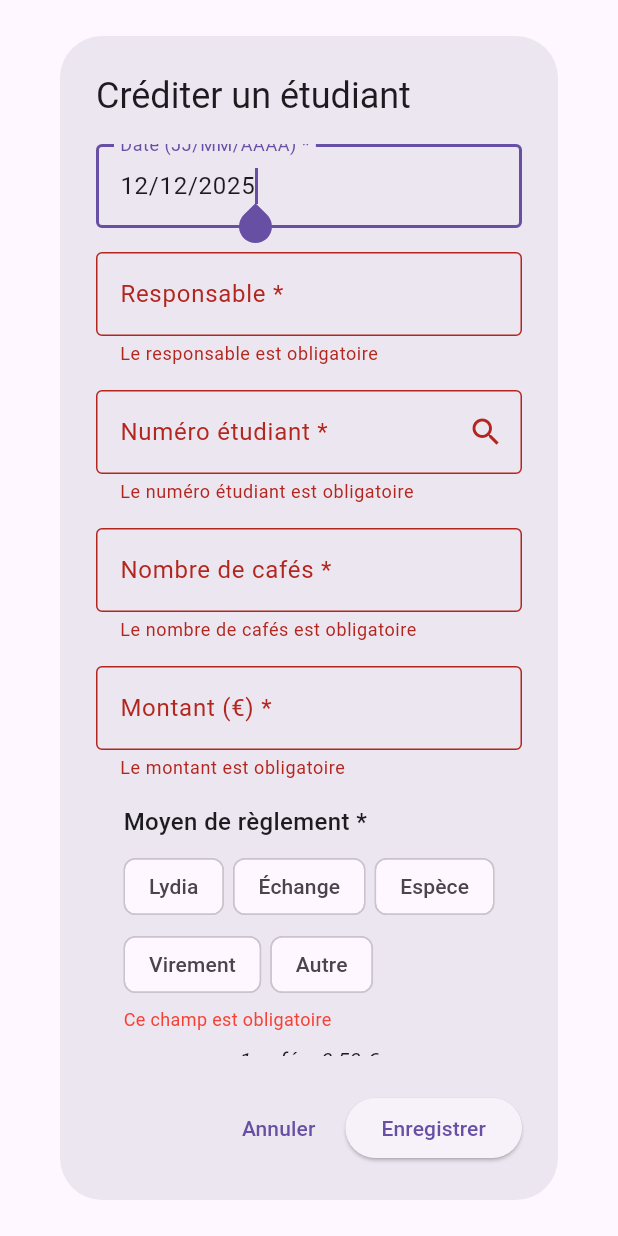
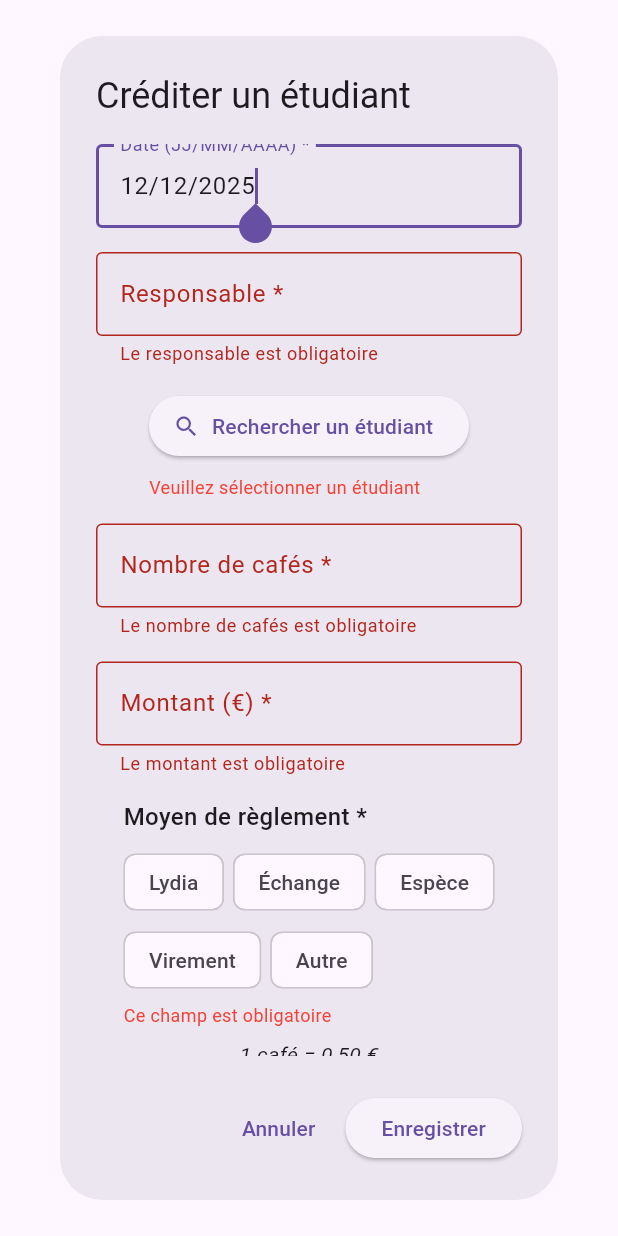
Before and after one commit to Loris2p/cafe_bda, a Flutter app: the CreditForm widget shown alone on an empty page, opened directly with empty values, after a tap on "Enregistrer", on a phone screen of 412 x 824 dp. Run offline on Flutter 3.47's test engine with Material 3 defaults, Android fonts, the phone set to English and light mode, and no system bars; our stand-ins replace connectivity_plus, flutter_dotenv, google_sign_in, googleapis_auth, shared_preferences; missing offline and left inert: googleapis; accounts and stored records are empty.

Commit message:
recherche v2

```diff
--- a/lib/widgets/credit_form.dart
+++ b/lib/widgets/credit_form.dart
@@ -1,3 +1,4 @@
+import 'package:cafe_bda/widgets/student_search_dialog.dart';
 import 'package:flutter/material.dart';
 import 'package:flutter/services.dart';
 
@@ -20,14 +21,12 @@ class CreditForm extends StatefulWidget {
 class _CreditFormState extends State<CreditForm> {
   final _formKey = GlobalKey<FormState>();
   final _dateFocusNode = FocusNode();
-  final TextEditingController _studentIdController = TextEditingController();
   final TextEditingController _dateController = TextEditingController();
   final TextEditingController _responsibleController = TextEditingController();
   final TextEditingController _coffeeCountController = TextEditingController();
   final TextEditingController _amountController = TextEditingController();
   final TextEditingController _otherPaymentController = TextEditingController();
 
-  String _selectedStudentId = '';
   Map<String, dynamic> _selectedStudent = {};
   final double _coffeePrice = 0.50;
   final List<String> _paymentMethods = [
@@ -53,34 +52,12 @@ class _CreditFormState extends State<CreditForm> {
   @override
   void dispose() {
     _dateFocusNode.dispose();
-    _studentIdController.dispose();
     _dateController.dispose();
     _responsibleController.dispose();
     _coffeeCountController.dispose();
     _amountController.dispose();
     _otherPaymentController.dispose();
     super.dispose();
-  }
-
-  void _findStudent(String studentId) {
-    if (widget.studentsData.isEmpty || widget.studentsData.length < 2) return;
-    final student = widget.studentsData
-        .skip(1)
-        .firstWhere(
-          (row) => row.length > 2 && row[2]?.toString() == studentId,
-          orElse: () => [],
-        );
-    setState(() {
-      _selectedStudentId = student.isNotEmpty ? studentId : '';
-      _selectedStudent = student.isNotEmpty
-          ? {
-              'Numéro étudiant': student[2],
-              'Nom': student[0],
-              'Prenom': student[1],
-              'Classe + Groupe': student[3],
-            }
-          : {};
-    });
   }
 
   void _calculateAmountFromCoffee() {
@@ -114,8 +91,35 @@ class _CreditFormState extends State<CreditForm> {
     });
   }
 
+  Future<void> _openStudentSearch() async {
+    final student = await showDialog<List<dynamic>>(
+      context: context,
+      builder: (context) =>
+          StudentSearchDialog(students: widget.studentsData),
+    );
+
+    if (student != null) {
+      setState(() {
+        _selectedStudent = {
+          'Numéro étudiant': student[2],
+          'Nom': student[0],
+          'Prenom': student[1],
+          'Classe + Groupe': student[3],
+        };
+      });
+    }
+  }
+
   void _submitForm() {
     if (!_formKey.currentState!.validate()) return;
+    if (_selectedStudent.isEmpty) {
+      ScaffoldMessenger.of(context).showSnackBar(
+        const SnackBar(
+          content: Text('Veuillez sélectionner un étudiant'),
+        ),
+      );
+      return;
+    }
     if (_selectedPaymentMethod == null) {
       ScaffoldMessenger.of(context).showSnackBar(
         const SnackBar(
@@ -142,7 +146,7 @@ class _CreditFormState extends State<CreditForm> {
       final formData = {
         'Date': _dateController.text,
         'Responsable': _responsibleController.text,
-        'Numéro étudiant': _selectedStudentId,
+        'Numéro étudiant': _selectedStudent['Numéro étudiant'],
         'Nom': _selectedStudent['Nom'] ?? '',
         'Prenom': _selectedStudent['Prenom'] ?? '',
         'Classe + Groupe': _selectedStudent['Classe + Groupe'] ?? '',
@@ -219,37 +223,39 @@ class _CreditFormState extends State<CreditForm> {
                 },
               ),
               const SizedBox(height: 16),
-              // Numéro étudiant
-              TextFormField(
-                controller: _studentIdController,
-                decoration: InputDecoration(
-                  labelText: 'Numéro étudiant *',
-                  hintText: 'Ex: 123456',
-                  border: const OutlineInputBorder(),
-                  suffixIcon: IconButton(
-                    icon: const Icon(Icons.search),
-                    onPressed: () => _findStudent(_studentIdController.text),
-                  ),
-                ),
-                keyboardType: TextInputType.number,
-                inputFormatters: [FilteringTextInputFormatter.digitsOnly],
-                onChanged: (value) {
-                  if (_selectedStudentId != value) {
-                    setState(() => _selectedStudent = {});
-                  }
-                },
-                onEditingComplete: () =>
-                    _findStudent(_studentIdController.text),
+
+              // Student search
+              FormField<Map<String, dynamic>>(
                 validator: (value) {
                   if (value == null || value.isEmpty) {
-                    return 'Le numéro étudiant est obligatoire';
-                  }
-                  if (_selectedStudent.isEmpty) {
-                    return 'Étudiant non trouvé';
+                    return 'Veuillez sélectionner un étudiant';
                   }
                   return null;
                 },
+                builder: (FormFieldState<Map<String, dynamic>> state) {
+                  return Column(
+                    crossAxisAlignment: CrossAxisAlignment.start,
+                    children: [
+                      ElevatedButton.icon(
+                        onPressed: _openStudentSearch,
+                        icon: const Icon(Icons.search),
+                        label: const Text('Rechercher un étudiant'),
+                      ),
+                      if (state.hasError)
+                        Padding(
+                          padding: const EdgeInsets.only(top: 8.0),
+                          child: Text(
+                            state.errorText!,
+                            style: const TextStyle(
+                                color: Colors.red, fontSize: 12),
+                          ),
+                        ),
+                    ],
+                  );
+                },
+                initialValue: _selectedStudent,
               ),
+
               const SizedBox(height: 16),
               // Informations étudiant
               if (_selectedStudent.isNotEmpty) ...[
@@ -267,6 +273,7 @@ class _CreditFormState extends State<CreditForm> {
                           ),
                         ),
                         Text('Classe: ${_selectedStudent['Classe + Groupe']}'),
+                        Text('N°: ${_selectedStudent['Numéro étudiant']}'),
                       ],
                     ),
                   ),
```
Also changed, not shown: lib/widgets/order_form.dart (+48 -53 lines), lib/widgets/student_search_dialog.dart (added, +89 -0 lines).
